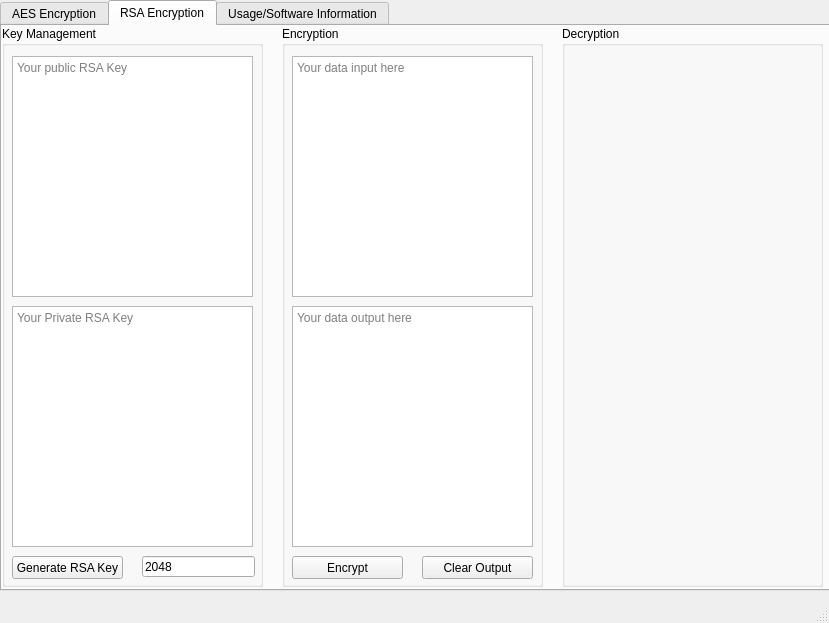
The window that mainwindow.ui (zhiyan114/SecureMessage) describes before a commit, drawn with Qt 5.
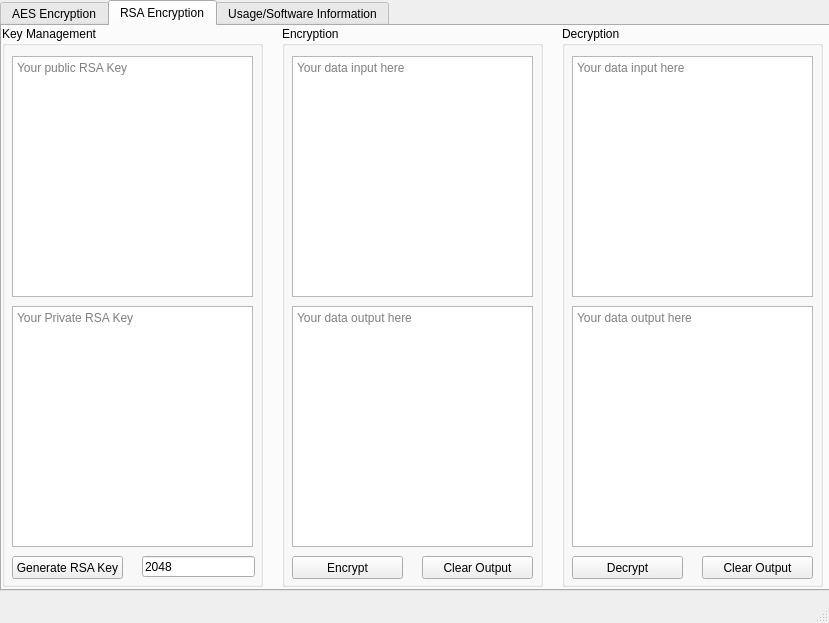
The same window after the commit.

Commit message: Finished encryption and decrypted

The edit to the form file:
```diff
--- a/mainwindow.ui
+++ b/mainwindow.ui
@@ -320,6 +320,61 @@
       <property name="title">
        <string>Decryption</string>
       </property>
+      <widget class="QPlainTextEdit" name="RDecInput">
+       <property name="geometry">
+        <rect>
+         <x>10</x>
+         <y>30</y>
+         <width>241</width>
+         <height>241</height>
+        </rect>
+       </property>
+       <property name="placeholderText">
+        <string>Your data input here</string>
+       </property>
+      </widget>
+      <widget class="QPlainTextEdit" name="RDecOutput">
+       <property name="geometry">
+        <rect>
+         <x>10</x>
+         <y>280</y>
+         <width>241</width>
+         <height>241</height>
+        </rect>
+       </property>
+       <property name="readOnly">
+        <bool>true</bool>
+       </property>
+       <property name="placeholderText">
+        <string>Your data output here</string>
+       </property>
+      </widget>
+      <widget class="QPushButton" name="RDecryptClear">
+       <property name="geometry">
+        <rect>
+         <x>140</x>
+         <y>530</y>
+         <width>111</width>
+         <height>23</height>
+        </rect>
+       </property>
+       <property name="text">
+        <string>Clear Output</string>
+       </property>
+      </widget>
+      <widget class="QPushButton" name="RDecryptBtn">
+       <property name="geometry">
+        <rect>
+         <x>10</x>
+         <y>530</y>
+         <width>111</width>
+         <height>23</height>
+        </rect>
+       </property>
+       <property name="text">
+        <string>Decrypt</string>
+       </property>
+      </widget>
      </widget>
      <widget class="QGroupBox" name="groupBox_4">
       <property name="geometry">
@@ -359,7 +414,7 @@
         <string>Encrypt</string>
        </property>
       </widget>
-      <widget class="QPushButton" name="RDecryptBtn">
+      <widget class="QPushButton" name="REncryptClear">
        <property name="geometry">
         <rect>
          <x>140</x>
```
Left out of the diff: 3 changed lines with no effect on the pictures. The commit also changes 2 other files.
